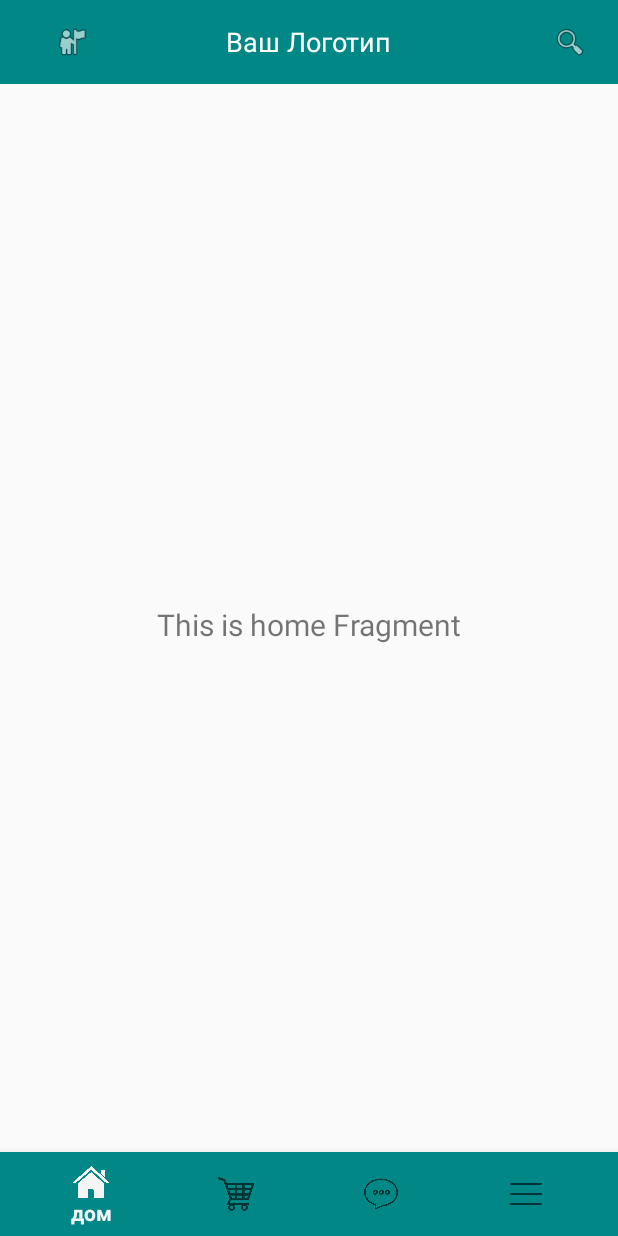
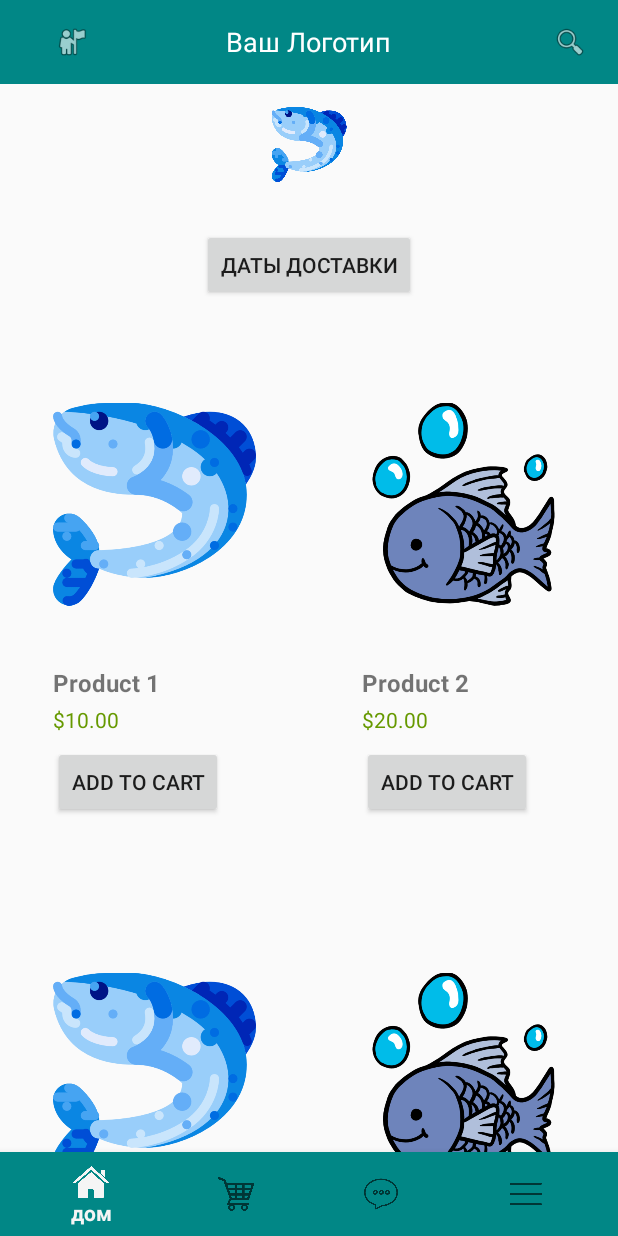
Before and after one commit to URegina96/fish, an Android app: the screen it shows after launch (MainActivity), on a phone screen of 412 x 824 dp. Run offline under Robolectric (Android 15) with nearby library versions, the light colour scheme and no system bars; our stand-ins replace navigation-ui.

Commit message:
Заполнила фрагмент home чтобы отображался список товаров, кнопка для выбора дат, и верний прокручеваемый список изображений
item_image
fragment_home
item_product
class HomeFragment
data class Product
class ProductAdapter
class ImageAdapter

activity_main  - toolbar

```diff
--- /dev/null
+++ b/app/src/main/java/com/example/myapplication/ImageHome/ImageAdapter.kt
@@ -0,0 +1,29 @@
+package com.example.myapplication.ImageHome
+
+import android.view.LayoutInflater
+import android.view.View
+import android.view.ViewGroup
+import android.widget.ImageView
+import androidx.recyclerview.widget.RecyclerView
+import com.example.myapplication.R
+
+class ImageAdapter(private val images: List<Int>) : RecyclerView.Adapter<ImageAdapter.ImageViewHolder>() {
+
+    inner class ImageViewHolder(itemView: View) : RecyclerView.ViewHolder(itemView) {
+        val imageView: ImageView = itemView.findViewById(R.id.imageView)
+    }
+
+    override fun onCreateViewHolder(parent: ViewGroup, viewType: Int): ImageViewHolder {
+        val view = LayoutInflater.from(parent.context).inflate(R.layout.item_image, parent, false)
+        return ImageViewHolder(view)
+    }
+
+    override fun onBindViewHolder(holder: ImageViewHolder, position: Int) {
+        // Зацикливание (если позиция больше размера массива, берем по остатку)
+        holder.imageView.setImageResource(images[position % images.size])
+    }
+
+    override fun getItemCount(): Int {
+        return Int.MAX_VALUE // Это позволяет создать зацикленное поведение
+    }
+}
--- /dev/null
+++ b/app/src/main/java/com/example/myapplication/Product/Product.kt
@@ -0,0 +1,12 @@
+package com.example.myapplication.Product
+
+import android.view.LayoutInflater
+import android.view.View
+import android.view.ViewGroup
+import android.widget.Button
+import android.widget.ImageView
+import android.widget.TextView
+import androidx.recyclerview.widget.RecyclerView
+import com.example.myapplication.R
+
+data class Product(val name: String, val price: String, val imageResId: Int)
--- /dev/null
+++ b/app/src/main/java/com/example/myapplication/Product/ProductAdapter.kt
@@ -0,0 +1,48 @@
+package com.example.myapplication.Product
+
+import android.view.LayoutInflater
+import android.view.View
+import android.view.ViewGroup
+import android.widget.Button
+import android.widget.ImageView
+import android.widget.TextView
+import androidx.recyclerview.widget.RecyclerView
+import com.example.myapplication.R
+
+class ProductAdapter(private val productList: List<Product>) :
+    RecyclerView.Adapter<ProductAdapter.ViewHolder>() {
+
+    inner class ViewHolder(itemView: View) : RecyclerView.ViewHolder(itemView) {
+        val imageView: ImageView = itemView.findViewById(R.id.imageView)
+        val textViewName: TextView = itemView.findViewById(R.id.textViewName)
+        val textViewPrice: TextView = itemView.findViewById(R.id.textViewPrice)
+        val buttonAddToCart: Button = itemView.findViewById(R.id.buttonAddToCart)
+
+        init {
+            buttonAddToCart.setOnClickListener {
+                // Обработчик клика по кнопке
+                val position = adapterPosition
+                if (position != RecyclerView.NO_POSITION) {
+                    // Действия по добавлению товара в корзину
+                }
+            }
+        }
+    }
+
+    override fun onCreateViewHolder(parent: ViewGroup, viewType: Int): ViewHolder {
+        val view = LayoutInflater.from(parent.context)
+            .inflate(R.layout.item_product, parent, false)
+        return ViewHolder(view)
+    }
+
+    override fun onBindViewHolder(holder: ViewHolder, position: Int) {
+        val product = productList[position]
+        holder.imageView.setImageResource(product.imageResId)
+        holder.textViewName.text = product.name
+        holder.textViewPrice.text = product.price
+    }
+
+    override fun getItemCount(): Int {
+        return productList.size
+    }
+}
--- a/app/src/main/java/com/example/myapplication/ui/home/HomeFragment.kt
+++ b/app/src/main/java/com/example/myapplication/ui/home/HomeFragment.kt
@@ -4,17 +4,20 @@ import android.os.Bundle
 import android.view.LayoutInflater
 import android.view.View
 import android.view.ViewGroup
-import android.widget.TextView
 import androidx.fragment.app.Fragment
 import androidx.lifecycle.ViewModelProvider
+import androidx.recyclerview.widget.GridLayoutManager
+import androidx.recyclerview.widget.LinearLayoutManager
+import androidx.recyclerview.widget.RecyclerView
+import com.example.myapplication.ImageHome.ImageAdapter
+import com.example.myapplication.Product.Product
+import com.example.myapplication.Product.ProductAdapter
+import com.example.myapplication.R
 import com.example.myapplication.databinding.FragmentHomeBinding
 
 class HomeFragment : Fragment() {
 
     private var _binding: FragmentHomeBinding? = null
-
-    // This property is only valid between onCreateView and
-    // onDestroyView.
     private val binding get() = _binding!!
 
     override fun onCreateView(
@@ -22,16 +25,56 @@ class HomeFragment : Fragment() {
         container: ViewGroup?,
         savedInstanceState: Bundle?
     ): View {
-        val homeViewModel =
-            ViewModelProvider(this).get(HomeViewModel::class.java)
+        val homeViewModel = ViewModelProvider(this).get(HomeViewModel::class.java)
 
         _binding = FragmentHomeBinding.inflate(inflater, container, false)
         val root: View = binding.root
 
-        val textView: TextView = binding.textHome
-        homeViewModel.text.observe(viewLifecycleOwner) {
-            textView.text = it
-        }
+        // Инициализация RecyclerView для изображений с горизонтальной ориентацией
+        val imageRecyclerView: RecyclerView = binding.imageRecyclerView
+        imageRecyclerView.layoutManager = LinearLayoutManager(context, LinearLayoutManager.HORIZONTAL, false)
+
+        // Пример данных для изображений
+        val imageList = listOf(
+            R.drawable.image1,
+            R.drawable.image2,
+            R.drawable.image1,
+            R.drawable.image2,            R.drawable.image1,
+            R.drawable.image2,
+            R.drawable.image1,
+            R.drawable.image2,            R.drawable.image1,
+            R.drawable.image2,
+            R.drawable.image1,
+            R.drawable.image2,            R.drawable.image1,
+            R.drawable.image2,
+            R.drawable.image1,
+            R.drawable.image2,            R.drawable.image1,
+            R.drawable.image2,
+            R.drawable.image1,
+            R.drawable.image2,
+            // и так далее...
+        )
+
+        imageRecyclerView.adapter = ImageAdapter(imageList)
+
+        // Настройка RecyclerView для отображения продуктов в 2 колонки
+        val productRecyclerView: RecyclerView = binding.recyclerView
+        productRecyclerView.layoutManager = GridLayoutManager(context, 2)
+
+        // Пример данных для продуктов
+        val productList = listOf(
+            Product("Product 1", "$10.00", R.drawable.image1),
+            Product("Product 2", "$20.00", R.drawable.image2),            Product("Product 1", "$10.00", R.drawable.image1),
+            Product("Product 2", "$20.00", R.drawable.image2),            Product("Product 1", "$10.00", R.drawable.image1),
+            Product("Product 2", "$20.00", R.drawable.image2),            Product("Product 1", "$10.00", R.drawable.image1),
+            Product("Product 2", "$20.00", R.drawable.image2),            Product("Product 1", "$10.00", R.drawable.image1),
+            Product("Product 2", "$20.00", R.drawable.image2),            Product("Product 1", "$10.00", R.drawable.image1),
+            Product("Product 2", "$20.00", R.drawable.image2),
+            // и так далее...
+        )
+
+        productRecyclerView.adapter = ProductAdapter(productList)
+
         return root
     }
 
--- a/app/src/main/java/com/example/myapplication/ui/menu/MenuFragment.kt
+++ b/app/src/main/java/com/example/myapplication/ui/menu/MenuFragment.kt
@@ -28,10 +28,6 @@ class MenuFragment : Fragment() {
         _binding = FragmentHomeBinding.inflate(inflater, container, false)
         val root: View = binding.root
 
-        val textView: TextView = binding.textHome
-        homeViewModel.text.observe(viewLifecycleOwner) {
-            textView.text = it
-        }
         return root
     }
 
--- a/app/src/main/res/layout/activity_main.xml
+++ b/app/src/main/res/layout/activity_main.xml
@@ -5,7 +5,9 @@
     android:layout_width="match_parent"
     android:layout_height="match_parent">
 
-    <include layout="@layout/top_toolbar" />
+    <include
+        layout="@layout/top_toolbar"
+        android:id="@+id/top_toolbar" />
 
     <com.google.android.material.bottomnavigation.BottomNavigationView
         android:id="@+id/nav_view"
@@ -23,12 +25,12 @@
         android:id="@+id/nav_host_fragment_activity_main"
         android:name="androidx.navigation.fragment.NavHostFragment"
         android:layout_width="match_parent"
-        android:layout_height="match_parent"
+        android:layout_height="0dp"
     app:defaultNavHost="true"
     app:layout_constraintBottom_toTopOf="@id/nav_view"
+    app:layout_constraintTop_toBottomOf="@id/top_toolbar"
     app:layout_constraintLeft_toLeftOf="parent"
     app:layout_constraintRight_toRightOf="parent"
-        app:layout_constraintTop_toTopOf="parent"
     app:navGraph="@navigation/mobile_navigation" />
 
 </androidx.constraintlayout.widget.ConstraintLayout>
--- a/app/src/main/res/layout/fragment_home.xml
+++ b/app/src/main/res/layout/fragment_home.xml
@@ -1,4 +1,3 @@
-<?xml version="1.0" encoding="utf-8"?>
 <androidx.constraintlayout.widget.ConstraintLayout xmlns:android="http://schemas.android.com/apk/res/android"
     xmlns:app="http://schemas.android.com/apk/res-auto"
     xmlns:tools="http://schemas.android.com/tools"
@@ -6,17 +5,33 @@
     android:layout_height="match_parent"
     tools:context=".ui.home.HomeFragment">
 
-    <TextView
-        android:id="@+id/text_home"
+    <androidx.recyclerview.widget.RecyclerView
+        android:id="@+id/imageRecyclerView"
         android:layout_width="match_parent"
         android:layout_height="wrap_content"
-        android:layout_marginStart="8dp"
-        android:layout_marginTop="8dp"
-        android:layout_marginEnd="8dp"
-        android:textAlignment="center"
-        android:textSize="20sp"
-        app:layout_constraintBottom_toBottomOf="parent"
+        app:layout_constraintBottom_toTopOf="@id/buttonDeliveryDates"
         app:layout_constraintEnd_toEndOf="parent"
         app:layout_constraintStart_toStartOf="parent"
-        app:layout_constraintTop_toTopOf="parent" />
+        android:scrollbars="vertical"/>
+
+    <Button
+        android:id="@+id/buttonDeliveryDates"
+        android:layout_width="wrap_content"
+        android:layout_height="wrap_content"
+        android:text="Даты доставки"
+        app:layout_constraintTop_toBottomOf="@id/imageRecyclerView"
+        app:layout_constraintEnd_toEndOf="parent"
+        app:layout_constraintStart_toStartOf="parent"
+        android:layout_marginBottom="16dp"
+        android:layout_marginTop="16dp"/>
+
+    <androidx.recyclerview.widget.RecyclerView
+        android:id="@+id/recyclerView"
+        android:layout_width="match_parent"
+        android:layout_height="0dp"
+        app:layout_constraintTop_toBottomOf="@id/buttonDeliveryDates"
+        app:layout_constraintBottom_toBottomOf="parent"
+        app:layout_constraintStart_toStartOf="parent"
+        app:layout_constraintEnd_toEndOf="parent" />
+
 </androidx.constraintlayout.widget.ConstraintLayout>
--- /dev/null
+++ b/app/src/main/res/layout/item_image.xml
@@ -0,0 +1,15 @@
+<?xml version="1.0" encoding="utf-8"?>
+<LinearLayout xmlns:android="http://schemas.android.com/apk/res/android"
+    android:layout_width="match_parent"
+    android:layout_height="wrap_content"
+    android:padding="8dp"
+    android:layout_margin="7dp"
+    android:orientation="vertical">
+
+    <ImageView
+        android:id="@+id/imageView"
+        android:layout_width="match_parent"
+        android:layout_height="50dp"
+        android:scaleType="fitCenter"
+        android:adjustViewBounds="true"/>
+</LinearLayout>
--- /dev/null
+++ b/app/src/main/res/layout/item_product.xml
@@ -0,0 +1,42 @@
+<?xml version="1.0" encoding="utf-8"?>
+<LinearLayout xmlns:android="http://schemas.android.com/apk/res/android"
+    android:layout_width="match_parent"
+    android:layout_height="wrap_content"
+    android:orientation="vertical"
+    android:layout_margin="27dp"
+    android:id="@+id/item_product"
+    android:padding="8dp">
+
+    <ImageView
+        android:id="@+id/imageView"
+        android:layout_width="match_parent"
+        android:layout_height="200dp"
+    android:layout_gravity="center"
+    android:contentDescription="@string/product_image"
+    android:scaleType="fitCenter"
+    android:adjustViewBounds="true" />
+
+    <TextView
+        android:id="@+id/textViewName"
+        android:layout_width="match_parent"
+        android:layout_height="wrap_content"
+        android:textSize="16sp"
+        android:textStyle="bold"
+        android:layout_marginTop="8dp"
+        android:layout_marginBottom="4dp" />
+
+    <TextView
+        android:id="@+id/textViewPrice"
+        android:layout_width="match_parent"
+        android:layout_height="wrap_content"
+        android:textSize="14sp"
+        android:textColor="@android:color/holo_green_dark"
+        android:layout_marginBottom="8dp" />
+
+    <!-- Кнопка добавления в корзину -->
+    <Button
+        android:id="@+id/buttonAddToCart"
+        android:layout_width="wrap_content"
+        android:layout_height="wrap_content"
+        android:text="Add to Cart"/>
+</LinearLayout>
--- a/app/src/main/res/values/strings.xml
+++ b/app/src/main/res/values/strings.xml
@@ -9,4 +9,5 @@
     <!-- TODO: Remove or change this placeholder text -->
     <string name="hello_blank_fragment">Hello blank fragment</string>
     <string name="title_profile">профиль</string>
+    <string name="product_image">изображение товара</string>
 </resources>
```
Also changed, not shown: app/src/main/res/drawable/image1.png (added), app/src/main/res/drawable/image2.png (added). Lines whose indentation alone changed are shown as unchanged.
